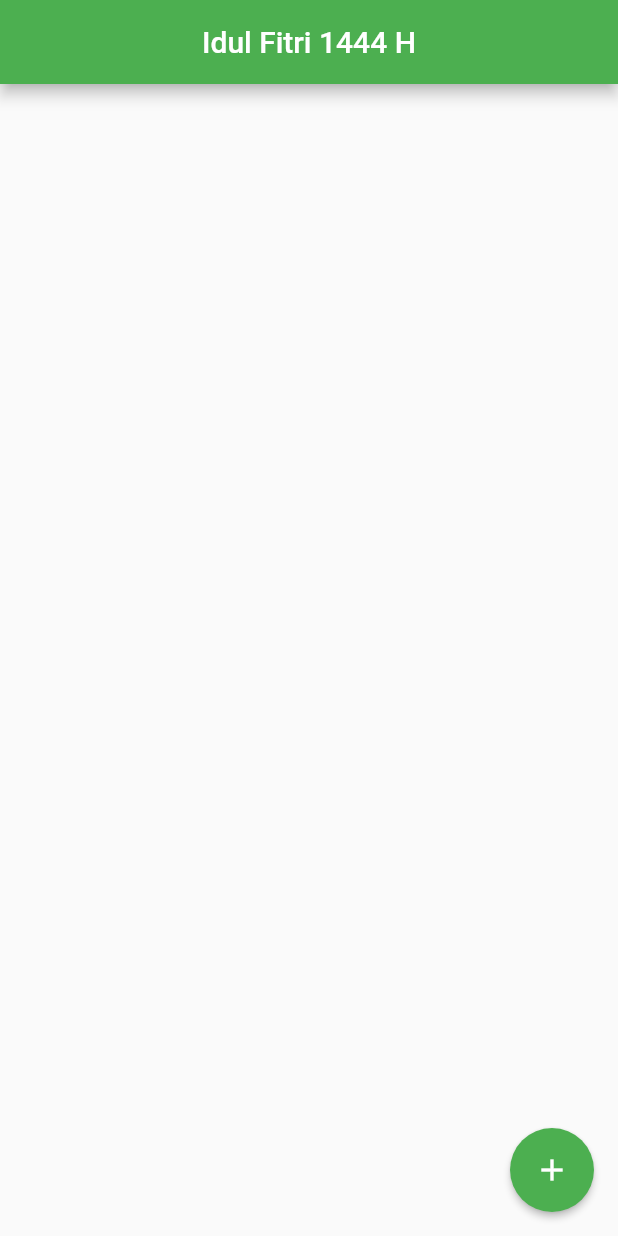
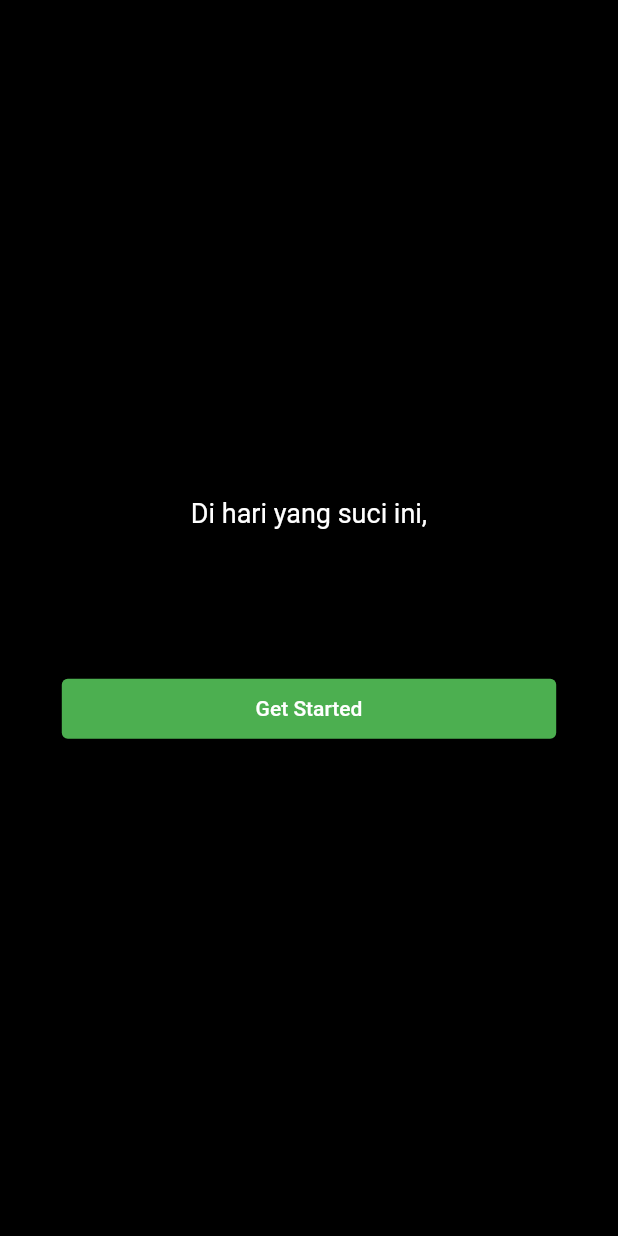
Before and after one commit to mryaomink/yaohariraya, a Flutter app: the screen it shows after launch, on a phone screen of 412 x 824 dp. Run offline on Flutter 3.47's test engine with Material 2 defaults, Android fonts, the phone set to English and light mode, and no system bars; drawn by our look-alikes of animated_text_kit; our stand-ins replace cloud_firestore, firebase_core, google_fonts; accounts and stored records are empty.

Commit message:
add splash

```diff
--- a/lib/main.dart
+++ b/lib/main.dart
@@ -1,6 +1,7 @@
 import 'package:firebase_core/firebase_core.dart';
 import 'package:flutter/material.dart';
-import 'package:yao_hariraya/yao_home.dart';
+
+import 'package:yao_hariraya/yao_sp.dart';
 
 Future<void> main() async {
   WidgetsFlutterBinding.ensureInitialized();
@@ -26,6 +27,6 @@ class MyApp extends StatelessWidget {
         theme: ThemeData(
           primarySwatch: Colors.green,
         ),
-        home: const YaoHome());
+        home: const YaoSp());
   }
 }
--- /dev/null
+++ b/lib/yao_sp.dart
@@ -0,0 +1,80 @@
+import 'package:animated_text_kit/animated_text_kit.dart';
+import 'package:flutter/material.dart';
+import 'package:yao_hariraya/yao_home.dart';
+
+class YaoSp extends StatefulWidget {
+  const YaoSp({super.key});
+
+  @override
+  State<YaoSp> createState() => _YaoSpState();
+}
+
+class _YaoSpState extends State<YaoSp> {
+  String myText = "Di hari yang suci ini,";
+  String myText2 = "mari kita bersyukur atas karunia dan rahmat Allah.";
+
+  String myText3 =
+      "Semoga kerendahan hati dan keikhlasan selalu menyertai kita dalam menjalani hidup.";
+  String myText4 =
+      "Selamat Hari Raya Idul Fitri 1444H, mohon maaf lahir dan batin";
+  @override
+  Widget build(BuildContext context) {
+    return Material(
+      color: Colors.black,
+      child: Column(
+        mainAxisAlignment: MainAxisAlignment.center,
+        crossAxisAlignment: CrossAxisAlignment.center,
+        children: [
+          Padding(
+            padding: const EdgeInsets.symmetric(horizontal: 16.0),
+            child: AnimatedTextKit(
+              animatedTexts: [
+                TypewriterAnimatedText(myText,
+                    speed: const Duration(milliseconds: 100),
+                    textAlign: TextAlign.center,
+                    textStyle:
+                        const TextStyle(color: Colors.white, fontSize: 18.0)),
+                TypewriterAnimatedText(
+                  myText2,
+                  speed: const Duration(milliseconds: 100),
+                  textAlign: TextAlign.center,
+                  textStyle:
+                      const TextStyle(color: Colors.white, fontSize: 18.0),
+                ),
+                TypewriterAnimatedText(
+                  myText3,
+                  speed: const Duration(milliseconds: 100),
+                  textAlign: TextAlign.center,
+                  textStyle:
+                      const TextStyle(color: Colors.white, fontSize: 18.0),
+                ),
+                TypewriterAnimatedText(
+                  myText4,
+                  speed: const Duration(milliseconds: 100),
+                  textAlign: TextAlign.center,
+                  textStyle:
+                      const TextStyle(color: Colors.white, fontSize: 18.0),
+                ),
+              ],
+            ),
+          ),
+          const SizedBox(height: 100),
+          SizedBox(
+            width: MediaQuery.of(context).size.width * 0.8,
+            height: 40,
+            child: ElevatedButton(
+              style: ElevatedButton.styleFrom(
+                backgroundColor: Colors.green,
+              ),
+              onPressed: () {
+                Navigator.pushReplacement(context,
+                    MaterialPageRoute(builder: (context) => const YaoHome()));
+              },
+              child: const Text("Get Started"),
+            ),
+          )
+        ],
+      ),
+    );
+  }
+}
--- a/pubspec.yaml
+++ b/pubspec.yaml
@@ -38,6 +38,7 @@ dependencies:
   cloud_firestore: ^4.5.2
   firebase_core: ^2.10.0
   google_fonts: ^4.0.3
+  animated_text_kit: ^4.2.2
 
 dev_dependencies:
   flutter_test:
```
Also changed, not shown: pubspec.lock.
